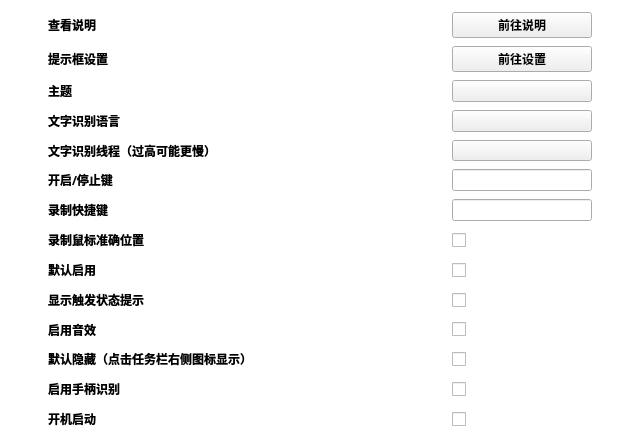
Old version of the form source/ui/SettingsUi.ui in the repository ChiyukiGana/Quickinput.
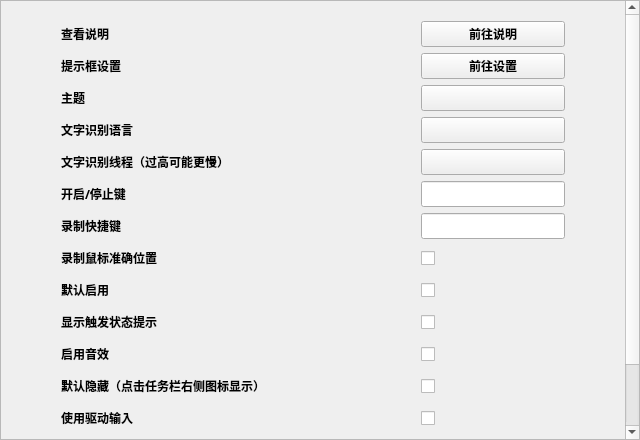
New version of the form. Icons and pictures are not drawn. Custom widgets are drawn as their Qt base class.

```diff
--- a/source/ui/SettingsUi.ui
+++ b/source/ui/SettingsUi.ui
@@ -51,59 +51,32 @@
     <number>0</number>
    </property>
    <item>
-    <widget class="QWidget" name="content_widget" native="true">
-     <property name="styleSheet">
-      <string notr="true">#content_widget{background:transparent}</string>
+    <widget class="QScrollArea" name="scrollArea">
+     <property name="widgetResizable">
+      <bool>true</bool>
      </property>
-     <layout class="QVBoxLayout" name="verticalLayout">
-      <property name="spacing">
-       <number>0</number>
+     <widget class="QWidget" name="content_widget">
+      <property name="geometry">
+       <rect>
+        <x>0</x>
+        <y>0</y>
+        <width>626</width>
+        <height>514</height>
+       </rect>
       </property>
+      <layout class="QGridLayout" name="gridLayout">
       <property name="leftMargin">
-       <number>48</number>
+        <number>60</number>
       </property>
       <property name="topMargin">
-       <number>12</number>
+        <number>20</number>
       </property>
       <property name="rightMargin">
-       <number>48</number>
+        <number>60</number>
       </property>
       <property name="bottomMargin">
-       <number>10</number>
-      </property>
-      <item>
-       <layout class="QGridLayout" name="content_box">
-        <property name="sizeConstraint">
-         <enum>QLayout::SizeConstraint::SetDefaultConstraint</enum>
-        </property>
-        <property name="leftMargin">
-         <number>0</number>
-        </property>
-        <property name="topMargin">
-         <number>0</number>
-        </property>
-        <property name="rightMargin">
-         <number>0</number>
-        </property>
-        <property name="bottomMargin">
-         <number>0</number>
-        </property>
-        <property name="horizontalSpacing">
-         <number>0</number>
-        </property>
-        <property name="verticalSpacing">
-         <number>8</number>
-        </property>
-        <item row="5" column="2">
-         <widget class="QKeyEdit" name="stateKey_keyedit">
-          <property name="sizePolicy">
-           <sizepolicy hsizetype="Preferred" vsizetype="Preferred">
-            <horstretch>0</horstretch>
-            <verstretch>0</verstretch>
-           </sizepolicy>
-          </property>
-         </widget>
-        </item>
+        <number>20</number>
+       </property>
         <item row="7" column="0">
          <widget class="QLabel" name="recordTrack_label">
           <property name="sizePolicy">
@@ -112,6 +85,12 @@
             <verstretch>0</verstretch>
            </sizepolicy>
           </property>
+         <property name="minimumSize">
+          <size>
+           <width>0</width>
+           <height>26</height>
+          </size>
+         </property>
           <property name="font">
            <font>
             <family>Microsoft YaHei</family>
@@ -126,8 +105,8 @@
           </property>
          </widget>
         </item>
-        <item row="9" column="0">
-         <widget class="QLabel" name="showState_label">
+       <item row="4" column="2">
+        <widget class="QComboBox" name="ocr_thread_combo">
           <property name="sizePolicy">
            <sizepolicy hsizetype="Preferred" vsizetype="Preferred">
             <horstretch>0</horstretch>
@@ -140,91 +119,55 @@
             <bold>true</bold>
            </font>
           </property>
-          <property name="toolTip">
-           <string/>
-          </property>
-          <property name="text">
-           <string>显示触发状态提示</string>
-          </property>
-         </widget>
-        </item>
-        <item row="6" column="2">
-         <widget class="QKeyEdit" name="recordKey_keyedit">
-          <property name="sizePolicy">
-           <sizepolicy hsizetype="Preferred" vsizetype="Preferred">
-            <horstretch>0</horstretch>
-            <verstretch>0</verstretch>
-           </sizepolicy>
-          </property>
-         </widget>
-        </item>
-        <item row="5" column="0">
-         <widget class="QLabel" name="stateKey_label">
-          <property name="sizePolicy">
-           <sizepolicy hsizetype="Preferred" vsizetype="Preferred">
-            <horstretch>0</horstretch>
-            <verstretch>0</verstretch>
-           </sizepolicy>
-          </property>
-          <property name="font">
-           <font>
-            <family>Microsoft YaHei</family>
-            <bold>true</bold>
-           </font>
-          </property>
-          <property name="toolTip">
-           <string/>
-          </property>
-          <property name="text">
-           <string>开启/停止键</string>
-          </property>
-         </widget>
-        </item>
-        <item row="13" column="2">
-         <widget class="QCheckBox" name="start_check">
+         <property name="focusPolicy">
+          <enum>Qt::FocusPolicy::ClickFocus</enum>
+         </property>
+         <property name="layoutDirection">
+          <enum>Qt::LayoutDirection::LeftToRight</enum>
+         </property>
+         <property name="styleSheet">
+          <string notr="true">QComboBox{padding-left:30px}QComboBox::drop-down{width:30px;border:none}QComboBox::down-arrow{image:url(:/arrow.png);width:14px;height:14px}</string>
+         </property>
+         <property name="editable">
+          <bool>false</bool>
+         </property>
+         <property name="maxCount">
+          <number>64</number>
+         </property>
+         <property name="frame">
+          <bool>false</bool>
+         </property>
+        </widget>
+       </item>
+       <item row="11" column="0">
+        <widget class="QLabel" name="hideDefault_label">
           <property name="sizePolicy">
            <sizepolicy hsizetype="Preferred" vsizetype="Preferred">
             <horstretch>0</horstretch>
             <verstretch>0</verstretch>
            </sizepolicy>
           </property>
-          <property name="font">
-           <font>
-            <family>Microsoft YaHei</family>
-            <bold>true</bold>
-           </font>
-          </property>
-          <property name="focusPolicy">
-           <enum>Qt::FocusPolicy::ClickFocus</enum>
-          </property>
-          <property name="layoutDirection">
-           <enum>Qt::LayoutDirection::LeftToRight</enum>
-          </property>
-         </widget>
-        </item>
-        <item row="12" column="2">
-         <widget class="QCheckBox" name="pad_check">
-          <property name="sizePolicy">
-           <sizepolicy hsizetype="Preferred" vsizetype="Preferred">
-            <horstretch>0</horstretch>
-            <verstretch>0</verstretch>
-           </sizepolicy>
-          </property>
+         <property name="minimumSize">
+          <size>
+           <width>0</width>
+           <height>26</height>
+          </size>
+         </property>
           <property name="font">
            <font>
             <family>Microsoft YaHei</family>
             <bold>true</bold>
            </font>
           </property>
-          <property name="focusPolicy">
-           <enum>Qt::FocusPolicy::ClickFocus</enum>
-          </property>
-          <property name="layoutDirection">
-           <enum>Qt::LayoutDirection::LeftToRight</enum>
+         <property name="toolTip">
+          <string/>
+         </property>
+         <property name="text">
+          <string>默认隐藏（点击任务栏右侧图标显示）</string>
           </property>
          </widget>
         </item>
-        <item row="1" column="0">
+       <item row="1" column="0" colspan="2">
          <widget class="QLabel" name="popText_label">
           <property name="sizePolicy">
            <sizepolicy hsizetype="Preferred" vsizetype="Preferred">
@@ -232,6 +175,12 @@
             <verstretch>0</verstretch>
            </sizepolicy>
           </property>
+         <property name="minimumSize">
+          <size>
+           <width>0</width>
+           <height>26</height>
+          </size>
+         </property>
           <property name="font">
            <font>
             <family>Microsoft YaHei</family>
@@ -246,8 +195,8 @@
           </property>
          </widget>
         </item>
-        <item row="2" column="0">
-         <widget class="QLabel" name="theme_label">
+       <item row="13" column="2">
+        <widget class="QCheckBox" name="pad_check">
           <property name="sizePolicy">
            <sizepolicy hsizetype="Preferred" vsizetype="Preferred">
             <horstretch>0</horstretch>
@@ -260,61 +209,21 @@
             <bold>true</bold>
            </font>
           </property>
-          <property name="toolTip">
-           <string/>
-          </property>
-          <property name="text">
-           <string>主题</string>
+         <property name="focusPolicy">
+          <enum>Qt::FocusPolicy::ClickFocus</enum>
+         </property>
+         <property name="layoutDirection">
+          <enum>Qt::LayoutDirection::LeftToRight</enum>
           </property>
          </widget>
         </item>
-        <item row="10" column="0">
-         <widget class="QLabel" name="sound_label">
+       <item row="5" column="2">
+        <widget class="QKeyEdit" name="stateKey_keyedit">
           <property name="sizePolicy">
            <sizepolicy hsizetype="Preferred" vsizetype="Preferred">
             <horstretch>0</horstretch>
             <verstretch>0</verstretch>
            </sizepolicy>
-          </property>
-          <property name="font">
-           <font>
-            <family>Microsoft YaHei</family>
-            <bold>true</bold>
-           </font>
-          </property>
-          <property name="toolTip">
-           <string/>
-          </property>
-          <property name="text">
-           <string>启用音效</string>
-          </property>
-         </widget>
-        </item>
-        <item row="0" column="0">
-         <widget class="QLabel" name="readme_label">
-          <property name="sizePolicy">
-           <sizepolicy hsizetype="Preferred" vsizetype="Preferred">
-            <horstretch>0</horstretch>
-            <verstretch>0</verstretch>
-           </sizepolicy>
-          </property>
-          <property name="minimumSize">
-           <size>
-            <width>0</width>
-            <height>0</height>
-           </size>
-          </property>
-          <property name="font">
-           <font>
-            <family>Microsoft YaHei</family>
-            <bold>true</bold>
-           </font>
-          </property>
-          <property name="toolTip">
-           <string/>
-          </property>
-          <property name="text">
-           <string>查看说明</string>
           </property>
          </widget>
         </item>
@@ -340,8 +249,8 @@
           </property>
          </widget>
         </item>
-        <item row="0" column="2">
-         <widget class="QPushButton" name="readme_button">
+       <item row="11" column="2">
+        <widget class="QCheckBox" name="hideDefault_check">
           <property name="sizePolicy">
            <sizepolicy hsizetype="Preferred" vsizetype="Preferred">
             <horstretch>0</horstretch>
@@ -357,16 +266,13 @@
           <property name="focusPolicy">
            <enum>Qt::FocusPolicy::ClickFocus</enum>
           </property>
-          <property name="styleSheet">
-           <string notr="true"/>
-          </property>
-          <property name="text">
-           <string>前往说明</string>
+         <property name="layoutDirection">
+          <enum>Qt::LayoutDirection::LeftToRight</enum>
           </property>
          </widget>
         </item>
-        <item row="7" column="2">
-         <widget class="QCheckBox" name="recordTrack_check">
+       <item row="3" column="2">
+        <widget class="QComboBox" name="ocr_lang_combo">
           <property name="sizePolicy">
            <sizepolicy hsizetype="Preferred" vsizetype="Preferred">
             <horstretch>0</horstretch>
@@ -385,6 +291,18 @@
           <property name="layoutDirection">
            <enum>Qt::LayoutDirection::LeftToRight</enum>
           </property>
+         <property name="styleSheet">
+          <string notr="true">QComboBox{padding-left:30px}QComboBox::drop-down{width:30px;border:none}QComboBox::down-arrow{image:url(:/arrow.png);width:14px;height:14px}</string>
+         </property>
+         <property name="editable">
+          <bool>false</bool>
+         </property>
+         <property name="maxCount">
+          <number>64</number>
+         </property>
+         <property name="frame">
+          <bool>false</bool>
+         </property>
          </widget>
         </item>
         <item row="8" column="0">
@@ -395,6 +313,12 @@
             <verstretch>0</verstretch>
            </sizepolicy>
           </property>
+         <property name="minimumSize">
+          <size>
+           <width>0</width>
+           <height>26</height>
+          </size>
+         </property>
           <property name="font">
            <font>
             <family>Microsoft YaHei</family>
@@ -409,37 +333,87 @@
           </property>
          </widget>
         </item>
-        <item row="4" column="2">
-         <widget class="QComboBox" name="ocr_thread_combo">
+       <item row="6" column="0" colspan="2">
+        <widget class="QLabel" name="recordKey_label">
           <property name="sizePolicy">
            <sizepolicy hsizetype="Preferred" vsizetype="Preferred">
             <horstretch>0</horstretch>
             <verstretch>0</verstretch>
            </sizepolicy>
           </property>
+         <property name="minimumSize">
+          <size>
+           <width>0</width>
+           <height>26</height>
+          </size>
+         </property>
           <property name="font">
            <font>
             <family>Microsoft YaHei</family>
             <bold>true</bold>
            </font>
           </property>
-          <property name="focusPolicy">
-           <enum>Qt::FocusPolicy::ClickFocus</enum>
-          </property>
-          <property name="layoutDirection">
-           <enum>Qt::LayoutDirection::LeftToRight</enum>
-          </property>
-          <property name="styleSheet">
-           <string notr="true">QComboBox{padding-left:30px}QComboBox::drop-down{width:30px;border:none}QComboBox::down-arrow{image:url(:/arrow.png);width:14px;height:14px}</string>
-          </property>
-          <property name="editable">
-           <bool>false</bool>
-          </property>
-          <property name="maxCount">
-           <number>64</number>
-          </property>
-          <property name="frame">
-           <bool>false</bool>
+         <property name="toolTip">
+          <string/>
+         </property>
+         <property name="text">
+          <string>录制快捷键</string>
+         </property>
+        </widget>
+       </item>
+       <item row="5" column="0" colspan="2">
+        <widget class="QLabel" name="stateKey_label">
+         <property name="sizePolicy">
+          <sizepolicy hsizetype="Preferred" vsizetype="Preferred">
+           <horstretch>0</horstretch>
+           <verstretch>0</verstretch>
+          </sizepolicy>
+         </property>
+         <property name="minimumSize">
+          <size>
+           <width>0</width>
+           <height>26</height>
+          </size>
+         </property>
+         <property name="font">
+          <font>
+           <family>Microsoft YaHei</family>
+           <bold>true</bold>
+          </font>
+         </property>
+         <property name="toolTip">
+          <string/>
+         </property>
+         <property name="text">
+          <string>开启/停止键</string>
+         </property>
+        </widget>
+       </item>
+       <item row="0" column="0">
+        <widget class="QLabel" name="readme_label">
+         <property name="sizePolicy">
+          <sizepolicy hsizetype="Preferred" vsizetype="Preferred">
+           <horstretch>0</horstretch>
+           <verstretch>0</verstretch>
+          </sizepolicy>
+         </property>
+         <property name="minimumSize">
+          <size>
+           <width>0</width>
+           <height>26</height>
+          </size>
+         </property>
+         <property name="font">
+          <font>
+           <family>Microsoft YaHei</family>
+           <bold>true</bold>
+          </font>
+         </property>
+         <property name="toolTip">
+          <string/>
+         </property>
+         <property name="text">
+          <string>查看说明</string>
           </property>
          </widget>
         </item>
@@ -477,7 +451,7 @@
           </property>
          </widget>
         </item>
-        <item row="13" column="0">
+       <item row="14" column="0">
          <widget class="QLabel" name="start_label">
           <property name="sizePolicy">
            <sizepolicy hsizetype="Preferred" vsizetype="Preferred">
@@ -485,6 +459,12 @@
             <verstretch>0</verstretch>
            </sizepolicy>
           </property>
+         <property name="minimumSize">
+          <size>
+           <width>0</width>
+           <height>26</height>
+          </size>
+         </property>
           <property name="font">
            <font>
             <family>Microsoft YaHei</family>
@@ -499,6 +479,191 @@
           </property>
          </widget>
         </item>
+       <item row="9" column="0">
+        <widget class="QLabel" name="showState_label">
+         <property name="sizePolicy">
+          <sizepolicy hsizetype="Preferred" vsizetype="Preferred">
+           <horstretch>0</horstretch>
+           <verstretch>0</verstretch>
+          </sizepolicy>
+         </property>
+         <property name="minimumSize">
+          <size>
+           <width>0</width>
+           <height>26</height>
+          </size>
+         </property>
+         <property name="font">
+          <font>
+           <family>Microsoft YaHei</family>
+           <bold>true</bold>
+          </font>
+         </property>
+         <property name="toolTip">
+          <string/>
+         </property>
+         <property name="text">
+          <string>显示触发状态提示</string>
+         </property>
+        </widget>
+       </item>
+       <item row="7" column="2">
+        <widget class="QCheckBox" name="recordTrack_check">
+         <property name="sizePolicy">
+          <sizepolicy hsizetype="Preferred" vsizetype="Preferred">
+           <horstretch>0</horstretch>
+           <verstretch>0</verstretch>
+          </sizepolicy>
+         </property>
+         <property name="font">
+          <font>
+           <family>Microsoft YaHei</family>
+           <bold>true</bold>
+          </font>
+         </property>
+         <property name="focusPolicy">
+          <enum>Qt::FocusPolicy::ClickFocus</enum>
+         </property>
+         <property name="layoutDirection">
+          <enum>Qt::LayoutDirection::LeftToRight</enum>
+         </property>
+        </widget>
+       </item>
+       <item row="6" column="2">
+        <widget class="QKeyEdit" name="recordKey_keyedit">
+         <property name="sizePolicy">
+          <sizepolicy hsizetype="Preferred" vsizetype="Preferred">
+           <horstretch>0</horstretch>
+           <verstretch>0</verstretch>
+          </sizepolicy>
+         </property>
+        </widget>
+       </item>
+       <item row="10" column="2">
+        <widget class="QCheckBox" name="sound_check">
+         <property name="sizePolicy">
+          <sizepolicy hsizetype="Preferred" vsizetype="Preferred">
+           <horstretch>0</horstretch>
+           <verstretch>0</verstretch>
+          </sizepolicy>
+         </property>
+         <property name="font">
+          <font>
+           <family>Microsoft YaHei</family>
+           <bold>true</bold>
+          </font>
+         </property>
+         <property name="focusPolicy">
+          <enum>Qt::FocusPolicy::ClickFocus</enum>
+         </property>
+         <property name="layoutDirection">
+          <enum>Qt::LayoutDirection::LeftToRight</enum>
+         </property>
+        </widget>
+       </item>
+       <item row="14" column="2">
+        <widget class="QCheckBox" name="start_check">
+         <property name="sizePolicy">
+          <sizepolicy hsizetype="Preferred" vsizetype="Preferred">
+           <horstretch>0</horstretch>
+           <verstretch>0</verstretch>
+          </sizepolicy>
+         </property>
+         <property name="font">
+          <font>
+           <family>Microsoft YaHei</family>
+           <bold>true</bold>
+          </font>
+         </property>
+         <property name="focusPolicy">
+          <enum>Qt::FocusPolicy::ClickFocus</enum>
+         </property>
+         <property name="layoutDirection">
+          <enum>Qt::LayoutDirection::LeftToRight</enum>
+         </property>
+        </widget>
+       </item>
+       <item row="0" column="2">
+        <widget class="QPushButton" name="readme_button">
+         <property name="sizePolicy">
+          <sizepolicy hsizetype="Preferred" vsizetype="Preferred">
+           <horstretch>0</horstretch>
+           <verstretch>0</verstretch>
+          </sizepolicy>
+         </property>
+         <property name="font">
+          <font>
+           <family>Microsoft YaHei</family>
+           <bold>true</bold>
+          </font>
+         </property>
+         <property name="focusPolicy">
+          <enum>Qt::FocusPolicy::ClickFocus</enum>
+         </property>
+         <property name="styleSheet">
+          <string notr="true"/>
+         </property>
+         <property name="text">
+          <string>前往说明</string>
+         </property>
+        </widget>
+       </item>
+       <item row="2" column="0" colspan="2">
+        <widget class="QLabel" name="theme_label">
+         <property name="sizePolicy">
+          <sizepolicy hsizetype="Preferred" vsizetype="Preferred">
+           <horstretch>0</horstretch>
+           <verstretch>0</verstretch>
+          </sizepolicy>
+         </property>
+         <property name="minimumSize">
+          <size>
+           <width>0</width>
+           <height>26</height>
+          </size>
+         </property>
+         <property name="font">
+          <font>
+           <family>Microsoft YaHei</family>
+           <bold>true</bold>
+          </font>
+         </property>
+         <property name="toolTip">
+          <string/>
+         </property>
+         <property name="text">
+          <string>主题</string>
+         </property>
+        </widget>
+       </item>
+       <item row="3" column="0" colspan="2">
+        <widget class="QLabel" name="ocr_lang_label">
+         <property name="sizePolicy">
+          <sizepolicy hsizetype="Preferred" vsizetype="Preferred">
+           <horstretch>0</horstretch>
+           <verstretch>0</verstretch>
+          </sizepolicy>
+         </property>
+         <property name="minimumSize">
+          <size>
+           <width>0</width>
+           <height>26</height>
+          </size>
+         </property>
+         <property name="font">
+          <font>
+           <family>Microsoft YaHei</family>
+           <bold>true</bold>
+          </font>
+         </property>
+         <property name="toolTip">
+          <string/>
+         </property>
+         <property name="text">
+          <string>文字识别语言</string>
+         </property>
+        </widget>
+       </item>
         <item row="8" column="2">
          <widget class="QCheckBox" name="enableDefault_check">
           <property name="sizePolicy">
@@ -546,7 +711,7 @@
           </property>
          </widget>
         </item>
-        <item row="4" column="0">
+       <item row="4" column="0" colspan="2">
          <widget class="QLabel" name="ocr_thread_label">
           <property name="sizePolicy">
            <sizepolicy hsizetype="Preferred" vsizetype="Preferred">
@@ -554,6 +719,12 @@
             <verstretch>0</verstretch>
            </sizepolicy>
           </property>
+         <property name="minimumSize">
+          <size>
+           <width>0</width>
+           <height>26</height>
+          </size>
+         </property>
           <property name="font">
            <font>
             <family>Microsoft YaHei</family>
@@ -568,61 +739,7 @@
           </property>
          </widget>
         </item>
-        <item row="6" column="0">
-         <widget class="QLabel" name="recordKey_label">
-          <property name="sizePolicy">
-           <sizepolicy hsizetype="Preferred" vsizetype="Preferred">
-            <horstretch>0</horstretch>
-            <verstretch>0</verstretch>
-           </sizepolicy>
-          </property>
-          <property name="font">
-           <font>
-            <family>Microsoft YaHei</family>
-            <bold>true</bold>
-           </font>
-          </property>
-          <property name="toolTip">
-           <string/>
-          </property>
-          <property name="text">
-           <string>录制快捷键</string>
-          </property>
-         </widget>
-        </item>
-        <item row="0" column="1">
-         <widget class="QWidget" name="grid_widget" native="true">
-          <property name="minimumSize">
-           <size>
-            <width>200</width>
-            <height>0</height>
-           </size>
-          </property>
-         </widget>
-        </item>
-        <item row="11" column="0">
-         <widget class="QLabel" name="hideDefault_label">
-          <property name="sizePolicy">
-           <sizepolicy hsizetype="Preferred" vsizetype="Preferred">
-            <horstretch>0</horstretch>
-            <verstretch>0</verstretch>
-           </sizepolicy>
-          </property>
-          <property name="font">
-           <font>
-            <family>Microsoft YaHei</family>
-            <bold>true</bold>
-           </font>
-          </property>
-          <property name="toolTip">
-           <string/>
-          </property>
-          <property name="text">
-           <string>默认隐藏（点击任务栏右侧图标显示）</string>
-          </property>
-         </widget>
-        </item>
-        <item row="12" column="0">
+       <item row="13" column="0">
          <widget class="QLabel" name="pad_label">
           <property name="sizePolicy">
            <sizepolicy hsizetype="Preferred" vsizetype="Preferred">
@@ -630,6 +747,12 @@
             <verstretch>0</verstretch>
            </sizepolicy>
           </property>
+         <property name="minimumSize">
+          <size>
+           <width>0</width>
+           <height>26</height>
+          </size>
+         </property>
           <property name="font">
            <font>
             <family>Microsoft YaHei</family>
@@ -644,52 +767,36 @@
           </property>
          </widget>
         </item>
-        <item row="10" column="2">
-         <widget class="QCheckBox" name="sound_check">
+       <item row="10" column="0">
+        <widget class="QLabel" name="sound_label">
           <property name="sizePolicy">
            <sizepolicy hsizetype="Preferred" vsizetype="Preferred">
             <horstretch>0</horstretch>
             <verstretch>0</verstretch>
            </sizepolicy>
           </property>
-          <property name="font">
-           <font>
-            <family>Microsoft YaHei</family>
-            <bold>true</bold>
-           </font>
-          </property>
-          <property name="focusPolicy">
-           <enum>Qt::FocusPolicy::ClickFocus</enum>
-          </property>
-          <property name="layoutDirection">
-           <enum>Qt::LayoutDirection::LeftToRight</enum>
-          </property>
-         </widget>
-        </item>
-        <item row="11" column="2">
-         <widget class="QCheckBox" name="hideDefault_check">
-          <property name="sizePolicy">
-           <sizepolicy hsizetype="Preferred" vsizetype="Preferred">
-            <horstretch>0</horstretch>
-            <verstretch>0</verstretch>
-           </sizepolicy>
-          </property>
+         <property name="minimumSize">
+          <size>
+           <width>0</width>
+           <height>26</height>
+          </size>
+         </property>
           <property name="font">
            <font>
             <family>Microsoft YaHei</family>
             <bold>true</bold>
            </font>
           </property>
-          <property name="focusPolicy">
-           <enum>Qt::FocusPolicy::ClickFocus</enum>
-          </property>
-          <property name="layoutDirection">
-           <enum>Qt::LayoutDirection::LeftToRight</enum>
+         <property name="toolTip">
+          <string/>
+         </property>
+         <property name="text">
+          <string>启用音效</string>
           </property>
          </widget>
         </item>
-        <item row="3" column="0">
-         <widget class="QLabel" name="ocr_lang_label">
+       <item row="12" column="0">
+        <widget class="QLabel" name="rawInput_label">
           <property name="sizePolicy">
            <sizepolicy hsizetype="Preferred" vsizetype="Preferred">
             <horstretch>0</horstretch>
@@ -699,7 +806,7 @@
           <property name="minimumSize">
            <size>
             <width>0</width>
-            <height>20</height>
+           <height>26</height>
            </size>
           </property>
           <property name="font">
@@ -712,12 +819,12 @@
            <string/>
           </property>
           <property name="text">
-           <string>文字识别语言</string>
+          <string>使用驱动输入</string>
           </property>
          </widget>
         </item>
-        <item row="3" column="2">
-         <widget class="QComboBox" name="ocr_lang_combo">
+       <item row="12" column="2">
+        <widget class="QCheckBox" name="rawInput_check">
           <property name="sizePolicy">
            <sizepolicy hsizetype="Preferred" vsizetype="Preferred">
             <horstretch>0</horstretch>
@@ -736,23 +843,10 @@
           <property name="layoutDirection">
            <enum>Qt::LayoutDirection::LeftToRight</enum>
           </property>
-          <property name="styleSheet">
-           <string notr="true">QComboBox{padding-left:30px}QComboBox::drop-down{width:30px;border:none}QComboBox::down-arrow{image:url(:/arrow.png);width:14px;height:14px}</string>
-          </property>
-          <property name="editable">
-           <bool>false</bool>
-          </property>
-          <property name="maxCount">
-           <number>64</number>
-          </property>
-          <property name="frame">
-           <bool>false</bool>
-          </property>
          </widget>
         </item>
        </layout>
-      </item>
-     </layout>
+     </widget>
     </widget>
    </item>
   </layout>
```
Lines whose indentation alone changed are shown as unchanged.
